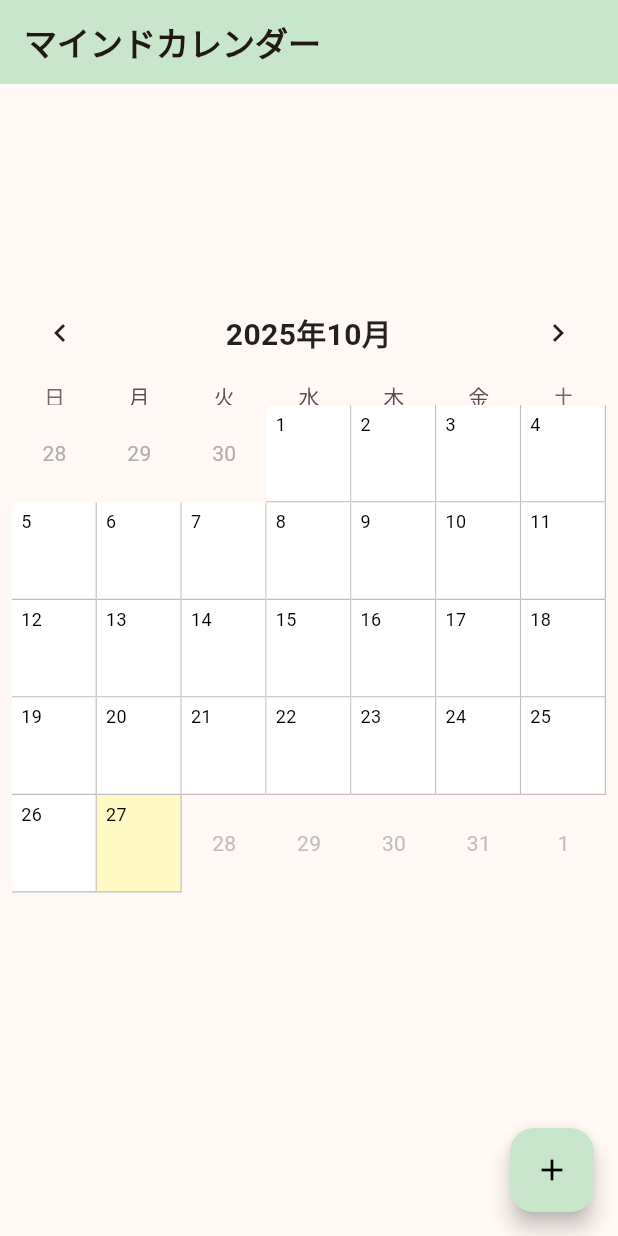
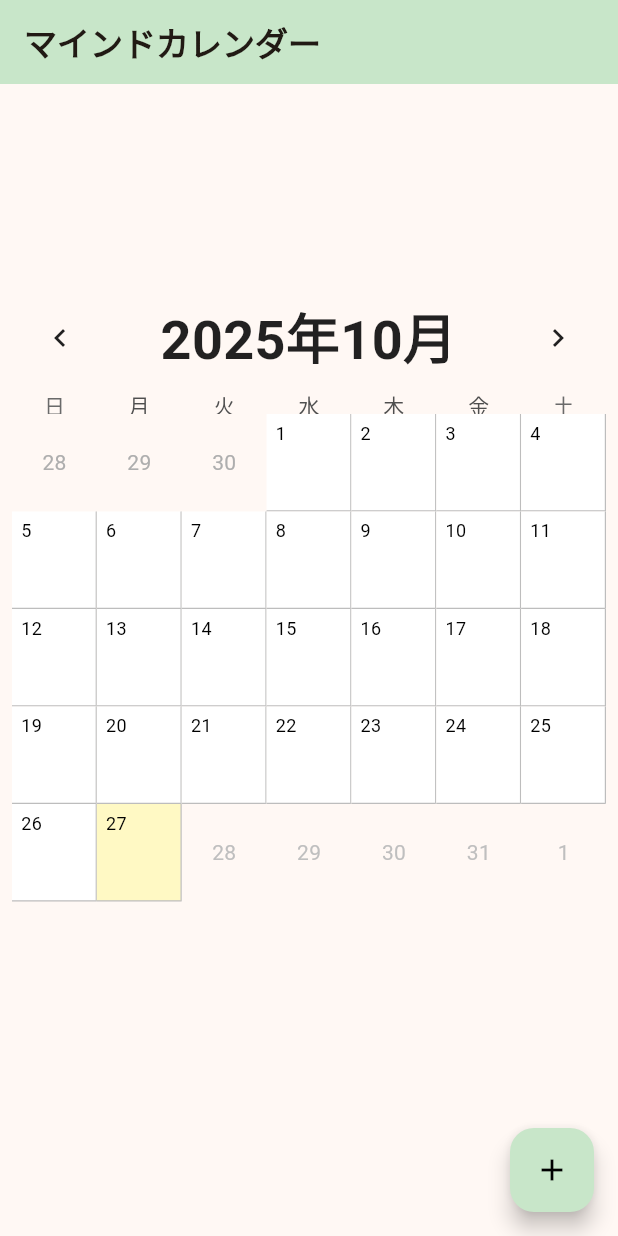
Before and after one commit to matsu-taro/Flutter_diary-app, a Flutter app: the screen it shows after launch, on a phone screen of 412 x 824 dp. Run offline on Flutter 3.47's test engine with Material 3 defaults, Android fonts, the phone set to English and light mode, and no system bars; drawn by our look-alikes of table_calendar.

Commit message:
年月表示を大きく

```diff
--- a/lib/pages/home_page.dart
+++ b/lib/pages/home_page.dart
@@ -72,10 +72,10 @@ class _HomePageState extends State<HomePage> {
               lastDay: DateTime.utc(2025, 12, 31),
               focusedDay: _focusedDay,
               headerStyle: const HeaderStyle(
-                formatButtonVisible: false, // ← ★ これで「2 weeks」などを非表示
-                titleCentered: true, // ← タイトル（年月）を中央寄せ
+                formatButtonVisible: false, // 「2 weeks」などを非表示
+                titleCentered: true,
                 titleTextStyle: TextStyle(
-                  fontSize: 20,
+                  fontSize: 36,
                   fontWeight: FontWeight.bold,
                   color: Colors.black87,
                 ),
```
